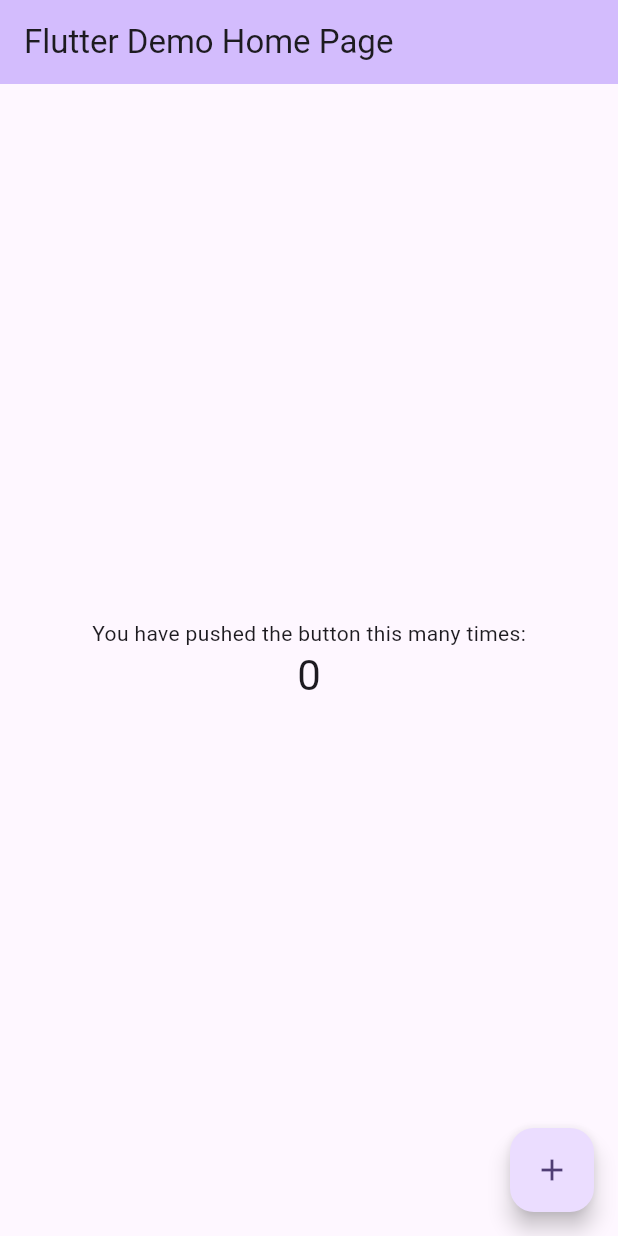
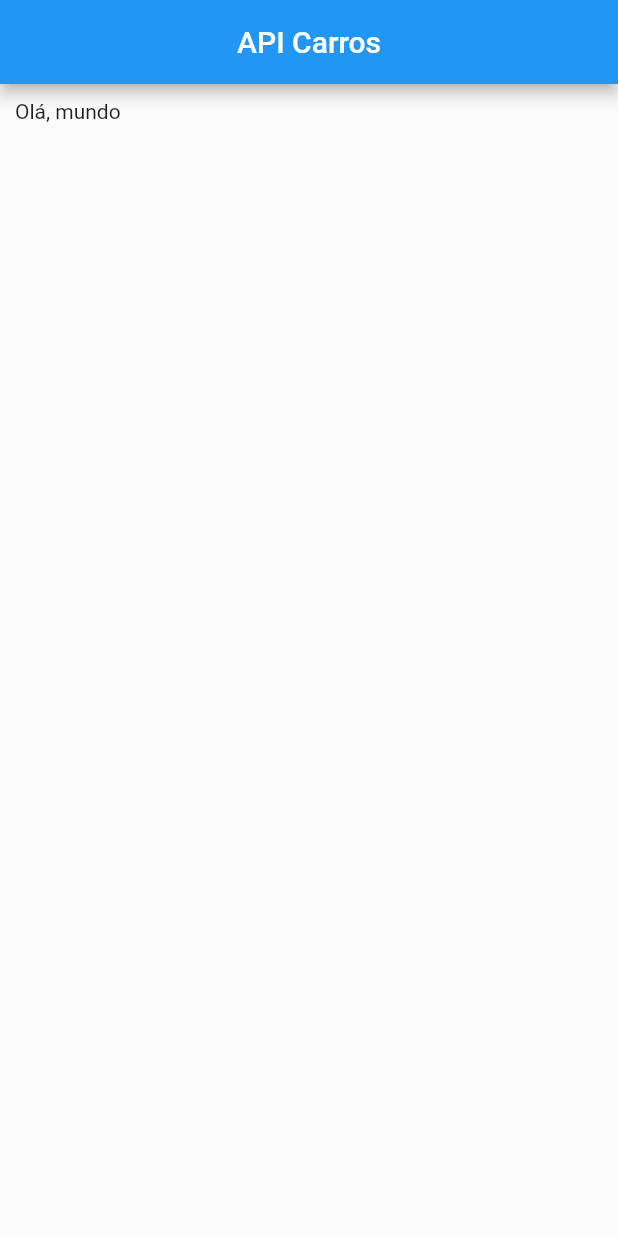
Before and after one commit to Danielmtdc16/app_api_carros, a Flutter app: the screen it shows after launch, on a phone screen of 412 x 824 dp. Run offline on Flutter 3.47's test engine with Material 2 defaults, Android fonts, the phone set to English and light mode, and no system bars.

Commit message:
iciando configuração inicial da home page

```diff
--- a/lib/main.dart
+++ b/lib/main.dart
@@ -1,125 +1,8 @@
 import 'package:flutter/material.dart';
+import 'package:app_api_carros/pages/home_page.dart';
 
 void main() {
-  runApp(const MyApp());
+  runApp(MaterialApp(
+    home: HomePage(),
+  ));
 }
-
-class MyApp extends StatelessWidget {
-  const MyApp({super.key});
-
-  // This widget is the root of your application.
-  @override
-  Widget build(BuildContext context) {
-    return MaterialApp(
-      title: 'Flutter Demo',
-      theme: ThemeData(
-        // This is the theme of your application.
-        //
-        // TRY THIS: Try running your application with "flutter run". You'll see
-        // the application has a blue toolbar. Then, without quitting the app,
-        // try changing the seedColor in the colorScheme below to Colors.green
-        // and then invoke "hot reload" (save your changes or press the "hot
-        // reload" button in a Flutter-supported IDE, or press "r" if you used
-        // the command line to start the app).
-        //
-        // Notice that the counter didn't reset back to zero; the application
-        // state is not lost during the reload. To reset the state, use hot
-        // restart instead.
-        //
-        // This works for code too, not just values: Most code changes can be
-        // tested with just a hot reload.
-        colorScheme: ColorScheme.fromSeed(seedColor: Colors.deepPurple),
-        useMaterial3: true,
-      ),
-      home: const MyHomePage(title: 'Flutter Demo Home Page'),
-    );
-  }
-}
-
-class MyHomePage extends StatefulWidget {
-  const MyHomePage({super.key, required this.title});
-
-  // This widget is the home page of your application. It is stateful, meaning
-  // that it has a State object (defined below) that contains fields that affect
-  // how it looks.
-
-  // This class is the configuration for the state. It holds the values (in this
-  // case the title) provided by the parent (in this case the App widget) and
-  // used by the build method of the State. Fields in a Widget subclass are
-  // always marked "final".
-
-  final String title;
-
-  @override
-  State<MyHomePage> createState() => _MyHomePageState();
-}
-
-class _MyHomePageState extends State<MyHomePage> {
-  int _counter = 0;
-
-  void _incrementCounter() {
-    setState(() {
-      // This call to setState tells the Flutter framework that something has
-      // changed in this State, which causes it to rerun the build method below
-      // so that the display can reflect the updated values. If we changed
-      // _counter without calling setState(), then the build method would not be
-      // called again, and so nothing would appear to happen.
-      _counter++;
-    });
-  }
-
-  @override
-  Widget build(BuildContext context) {
-    // This method is rerun every time setState is called, for instance as done
-    // by the _incrementCounter method above.
-    //
-    // The Flutter framework has been optimized to make rerunning build methods
-    // fast, so that you can just rebuild anything that needs updating rather
-    // than having to individually change instances of widgets.
-    return Scaffold(
-      appBar: AppBar(
-        // TRY THIS: Try changing the color here to a specific color (to
-        // Colors.amber, perhaps?) and trigger a hot reload to see the AppBar
-        // change color while the other colors stay the same.
-        backgroundColor: Theme.of(context).colorScheme.inversePrimary,
-        // Here we take the value from the MyHomePage object that was created by
-        // the App.build method, and use it to set our appbar title.
-        title: Text(widget.title),
-      ),
-      body: Center(
-        // Center is a layout widget. It takes a single child and positions it
-        // in the middle of the parent.
-        child: Column(
-          // Column is also a layout widget. It takes a list of children and
-          // arranges them vertically. By default, it sizes itself to fit its
-          // children horizontally, and tries to be as tall as its parent.
-          //
-          // Column has various properties to control how it sizes itself and
-          // how it positions its children. Here we use mainAxisAlignment to
-          // center the children vertically; the main axis here is the vertical
-          // axis because Columns are vertical (the cross axis would be
-          // horizontal).
-          //
-          // TRY THIS: Invoke "debug painting" (choose the "Toggle Debug Paint"
-          // action in the IDE, or press "p" in the console), to see the
-          // wireframe for each widget.
-          mainAxisAlignment: MainAxisAlignment.center,
-          children: <Widget>[
-            const Text(
-              'You have pushed the button this many times:',
-            ),
-            Text(
-              '$_counter',
-              style: Theme.of(context).textTheme.headlineMedium,
-            ),
-          ],
-        ),
-      ),
-      floatingActionButton: FloatingActionButton(
-        onPressed: _incrementCounter,
-        tooltip: 'Increment',
-        child: const Icon(Icons.add),
-      ), // This trailing comma makes auto-formatting nicer for build methods.
-    );
-  }
-}
--- /dev/null
+++ b/lib/pages/home_page.dart
@@ -0,0 +1,27 @@
+import 'package:flutter/material.dart';
+
+class HomePage extends StatefulWidget {
+  const HomePage({Key? key}) : super(key: key);
+
+  @override
+  State<HomePage> createState() => _HomePageState();
+}
+
+class _HomePageState extends State<HomePage> {
+
+  @override
+  Widget build(BuildContext context) {
+    return Scaffold(
+      appBar: AppBar(
+        title: const Text('API Carros'),
+        centerTitle: true,
+      ),
+      body: const Padding(
+        padding: EdgeInsets.all(10),
+        child: Text('Olá, mundo'),
+      ),
+    );
+  }
+
+
+}
--- a/pubspec.yaml
+++ b/pubspec.yaml
@@ -35,6 +35,7 @@ dependencies:
   # The following adds the Cupertino Icons font to your application.
   # Use with the CupertinoIcons class for iOS style icons.
   cupertino_icons: ^1.0.2
+  http: ^0.13.4
 
 dev_dependencies:
   flutter_test:
```
Also changed, not shown: pubspec.lock, 2 other files.
